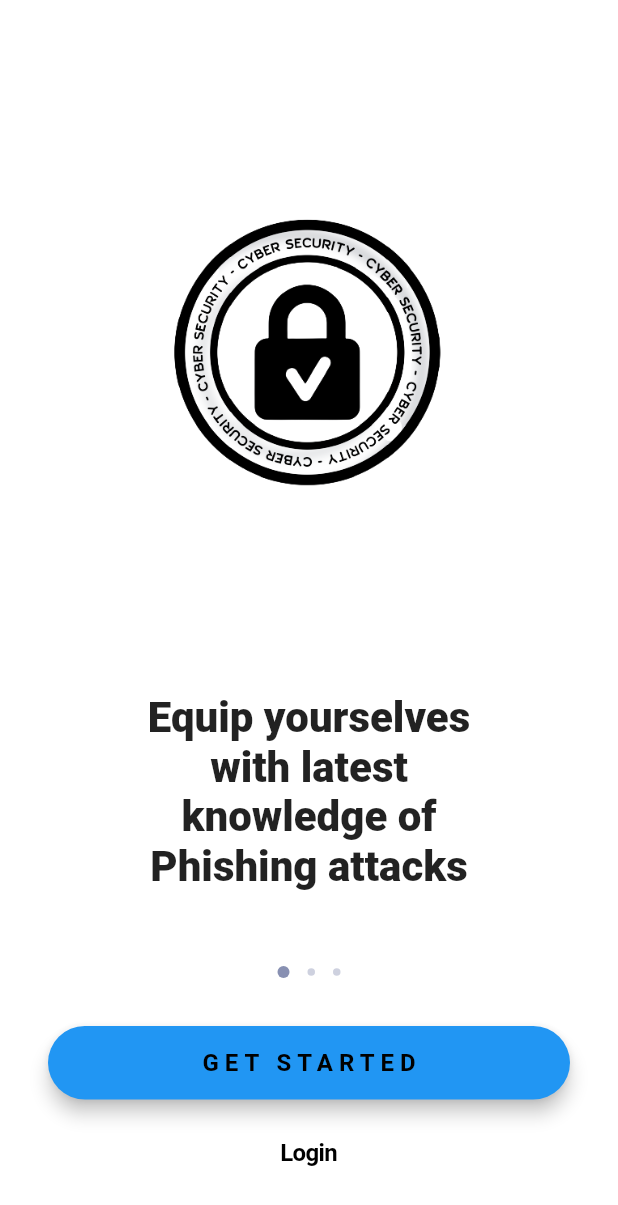
After one commit to Jaydenho99/CAT304-Phi-Secure, a Flutter app: the screen it shows after launch, after a tap on "Login", after a tap on the "arrow back" icon, on a phone screen of 412 x 824 dp. The commit adds this screen. Shown: the top 1205 px of the screen. Run offline on Flutter 3.47's test engine with Material 2 defaults, Android fonts, the phone set to English and light mode, and no system bars; our stand-ins replace cloud_firestore, firebase_auth, firebase_core, fluttertoast, gradient_widgets; missing offline and left inert: dart:ffi; accounts and stored records are empty.

Commit message:
add onscreen boarding page

```diff
--- /dev/null
+++ b/lib/Screen/boarding_screen.dart
@@ -0,0 +1,179 @@
+import 'dart:ffi';
+import 'package:flutter/cupertino.dart';
+import 'package:flutter/material.dart';
+import 'package:registerlogin/Screen/login_screen.dart';
+import 'package:registerlogin/Screen/register_screen.dart';
+import 'package:registerlogin/Screen/slide.dart';
+import 'package:gradient_widgets/gradient_widgets.dart';
+
+class BoardingPage extends StatefulWidget {
+  const BoardingPage({Key? key}) : super(key: key);
+
+  @override
+  _BoardingPageState createState() => _BoardingPageState();
+}
+
+class _BoardingPageState extends State<BoardingPage> {
+  int _currentPage = 0;
+  List<Slide> _slides = [];
+  PageController _pageController = PageController();
+
+  @override
+  void initState() {
+    // create a widget before making our home screen
+    _currentPage = 0;
+    _slides = [
+      Slide("assets/lock.png",
+          "Equip yourselves with latest knowledge of Phishing attacks"),
+      Slide("assets/phishing.png",
+          "Learn to identify various Phishing attacks before it is too late"),
+      Slide("assets/scoreboard.png",
+          "The application is equipped with leaderboard and scoreboard for user's engagement")
+    ];
+    _pageController = PageController(initialPage: _currentPage);
+    super.initState();
+  }
+
+  // the list which contain the build slides
+  List<Widget> _buildSlides() {
+    return _slides.map(_buildSlide).toList();
+  }
+
+  //build single slide
+  Widget _buildSlide(Slide slide) {
+    return Column(
+      children: <Widget>[
+        Expanded(
+            child: Container(
+          margin: EdgeInsets.all(32),
+          child: Image.asset(slide.image, fit: BoxFit.contain),
+        )),
+        Padding(
+          padding: EdgeInsets.symmetric(horizontal: 70),
+          child: Text(
+            slide.heading,
+            textAlign: TextAlign.center,
+            style: TextStyle(
+              fontSize: 28,
+              fontWeight: FontWeight.w900,
+            ),
+          ),
+        ),
+        SizedBox(
+          height: 230,
+        )
+      ],
+    );
+  }
+
+  // handling the page scrolling
+  void _handlingOnPageChanged(int page) {
+    setState(() => _currentPage = page);
+  }
+
+  // building page indicator
+  Widget _buildPageIndicator() {
+    Row row = Row(mainAxisAlignment: MainAxisAlignment.center, children: []);
+    for (int i = 0; i < _slides.length; i++) {
+      row.children.add(_buildPageIndicatorItem(i));
+      if (i != _slides.length - 1)
+        row.children.add(SizedBox(
+          width: 12,
+        ));
+    }
+    return row;
+  }
+
+  Widget _buildPageIndicatorItem(int index) {
+    return Container(
+      width: index == _currentPage ? 8 : 5,
+      height: index == _currentPage ? 8 : 5,
+      decoration: BoxDecoration(
+        shape: BoxShape.circle,
+        color: index == _currentPage
+            ? Color.fromRGBO(136, 144, 178, 1)
+            : Color.fromRGBO(206, 209, 223, 1),
+      ),
+    );
+  }
+
+  @override
+  Widget build(BuildContext context) {
+    return Scaffold(
+      backgroundColor: Colors.white,
+      body: Stack(
+        children: <Widget>[
+          PageView(
+            controller: _pageController,
+            onPageChanged: _handlingOnPageChanged,
+            physics: BouncingScrollPhysics(),
+            children: _buildSlides(),
+          ),
+          Positioned(
+            left: 0,
+            right: 0,
+            bottom: 0,
+            child: Column(
+              children: <Widget>[
+                _buildPageIndicator(),
+                SizedBox(
+                  height: 32,
+                ),
+                Container(
+                  margin: EdgeInsets.symmetric(horizontal: 32),
+                  child: SizedBox(
+                    width: double.infinity,
+                    child: ElevatedButton(
+                      style: ElevatedButton.styleFrom(
+                        primary: Colors.blue,
+                        padding: EdgeInsets.fromLTRB(20, 15, 20, 15),
+                        shape: RoundedRectangleBorder(
+                            borderRadius: BorderRadius.circular(30)),
+                        elevation: 5,
+                      ),
+                      child: Text(
+                        "GET STARTED",
+                        style: TextStyle(
+                          letterSpacing: 4,
+                          fontSize: 16,
+                          fontWeight: FontWeight.bold,
+                          color: Colors.black,
+                        ),
+                      ),
+                      onPressed: () => {
+                        Navigator.push(
+                            context,
+                            MaterialPageRoute(
+                                builder: (context) => RegistrationScreen()))
+                      },
+                    ),
+                  ),
+                ),
+                SizedBox(
+                  height: 10,
+                ),
+                CupertinoButton(
+                    child: Text(
+                      "Login",
+                      style: TextStyle(
+                          fontSize: 16,
+                          fontWeight: FontWeight.w700,
+                          color: Colors.black),
+                    ),
+                    onPressed: () => {
+                          Navigator.push(
+                              context,
+                              MaterialPageRoute(
+                                  builder: (context) => LoginScreen()))
+                        }),
+                SizedBox(
+                  height: 30,
+                ),
+              ],
+            ),
+          )
+        ],
+      ),
+    );
+  }
+}
--- a/lib/Screen/login_screen.dart
+++ b/lib/Screen/login_screen.dart
@@ -1,6 +1,7 @@
 import 'package:firebase_auth/firebase_auth.dart';
 import 'package:flutter/material.dart';
 import 'package:fluttertoast/fluttertoast.dart';
+import 'package:registerlogin/Screen/boarding_screen.dart';
 import 'package:registerlogin/Screen/home_screen.dart';
 import 'package:registerlogin/Screen/register_screen.dart';
 
@@ -97,6 +98,18 @@ class _LoginScreenState extends State<LoginScreen> {
 
     return Scaffold(
       backgroundColor: Colors.white,
+      appBar: AppBar(
+        backgroundColor: Colors.transparent,
+        elevation: 0,
+        leading: IconButton(
+          icon: Icon(Icons.arrow_back, color: Colors.blue),
+          // redirect to login page
+          onPressed: () => {
+            Navigator.push(context,
+                MaterialPageRoute(builder: (context) => BoardingPage()))
+          },
+        ),
+      ),
       body: Center(
         child: SingleChildScrollView(
           child: Container(
--- /dev/null
+++ b/lib/Screen/slide.dart
@@ -0,0 +1,5 @@
+class Slide {
+  String image;
+  String heading;
+  Slide(this.image, this.heading);
+}
--- a/lib/main.dart
+++ b/lib/main.dart
@@ -1,5 +1,6 @@
 import 'package:firebase_core/firebase_core.dart';
 import 'package:flutter/material.dart';
+import 'package:registerlogin/Screen/boarding_screen.dart';
 import 'package:registerlogin/Screen/login_screen.dart';
 
 Future<void> main() async {
--- a/pubspec.yaml
+++ b/pubspec.yaml
@@ -37,6 +37,7 @@ dependencies:
 
 dev_dependencies:
   flutter_lints: ^1.0.0
+  gradient_widgets: ^0.6.0
   flutter_test:
     sdk: flutter
 
@@ -53,6 +54,9 @@ flutter:
   # To add assets to your application, add an assets section, like this:
   assets:
     - assets/logo.png
+    - assets/lock.png
+    - assets/phishing.png
+    - assets/scoreboard.png
   # An image asset can refer to one or more resolution-specific "variants", see
   # https://flutter.dev/apssets-and-images/#resolution-aware.
   # For details regarding adding assets from package dependencies, see
```
Also changed, not shown: assets/lock.png (added), assets/phishing.png (added), assets/scoreboard.png (added), pubspec.lock.
